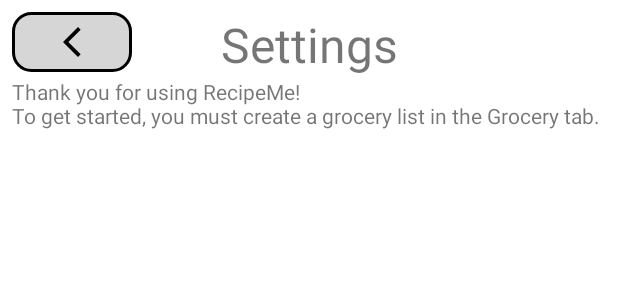
After one commit to SteveMontelongo/ProjectRecipeMe, an Android app: the layout activity_info.xml on its own in the app's theme, with its tools: preview values and no code run, on a phone screen of 412 x 824 dp. The commit adds this screen. Shown: the top 300 px of the screen. Run offline under Robolectric (Android 15) with nearby library versions, the light colour scheme and no system bars; network calls fail.

Commit message:
GroceryList content now changes text color to have a better visual of what has been entered in the user's cart. Green indicates item is placed in user's cart. Blue indicates item is custom and will not affect the user's fridge. Creating a new GroceryList will launch the same screen as editing a GroceryList, creating a smoother experience. Fixed a few bugs in the GroceryList content page.

```diff
--- a/app/src/main/java/com/recipeme/activities/PopupGroceryListsList.kt
+++ b/app/src/main/java/com/recipeme/activities/PopupGroceryListsList.kt
@@ -46,7 +46,7 @@ class PopupGroceryListsList : AppCompatActivity() {
         }
 
         confirmButton.setOnClickListener(){
-            if(name.text.toString().length < 1){
+            if(name.text.toString().isEmpty()){
                 Toast.makeText(this, "Please enter a valid name", Toast.LENGTH_SHORT).show()
             }else if(name.text.toString().length > 20) {
                 Toast.makeText(this, "Please limit character length to 20 characters", Toast.LENGTH_SHORT).show()
--- a/app/src/main/java/com/recipeme/adapters/GroceryListContentAdapter.kt
+++ b/app/src/main/java/com/recipeme/adapters/GroceryListContentAdapter.kt
@@ -32,8 +32,12 @@ class GroceryListContentAdapter(private var ingredients: MutableList<Ingredient>
     override fun onBindViewHolder(holder: GroceryListContentIngredientViewHolder, position: Int) {
         val ingredient: Ingredient = ingredients.get(holder.absoluteAdapterPosition)
         holder.nameTextView.text = ingredient.name
-        if(ingredient.custom){
+        if(ingredient.obtained){
+            holder.nameTextView.setTextColor(ContextCompat.getColor(context, R.color.cart_item_checked))
+        }else if(ingredient.custom){
             holder.nameTextView.setTextColor(ContextCompat.getColor(context, R.color.custom_item))
+        }else{
+            holder.nameTextView.setTextColor(ContextCompat.getColor(context, R.color.black))
         }
         holder.quantityTextView.text = ingredient.amount.toString()
         holder.statusButton.setImageResource(
--- a/app/src/main/java/com/recipeme/interfaces/MainActivityInteraction.kt
+++ b/app/src/main/java/com/recipeme/interfaces/MainActivityInteraction.kt
@@ -3,4 +3,6 @@ package com.recipeme.interfaces
 interface MainActivityInteraction {
     fun pageForwardDisable()
     fun pageForwardEnable()
+    fun pagePreviousDisable()
+    fun pagePreviousEnable()
 }
--- /dev/null
+++ b/app/src/main/res/drawable/ic_help.xml
@@ -0,0 +1,5 @@
+<vector android:height="24dp" android:tint="#000000"
+    android:viewportHeight="24" android:viewportWidth="24"
+    android:width="24dp" xmlns:android="http://schemas.android.com/apk/res/android">
+    <path android:fillColor="@android:color/white" android:pathData="M11.07,12.85c0.77,-1.39 2.25,-2.21 3.11,-3.44c0.91,-1.29 0.4,-3.7 -2.18,-3.7c-1.69,0 -2.52,1.28 -2.87,2.34L6.54,6.96C7.25,4.83 9.18,3 11.99,3c2.35,0 3.96,1.07 4.78,2.41c0.7,1.15 1.11,3.3 0.03,4.9c-1.2,1.77 -2.35,2.31 -2.97,3.45c-0.25,0.46 -0.35,0.76 -0.35,2.24h-2.89C10.58,15.22 10.46,13.95 11.07,12.85zM14,20c0,1.1 -0.9,2 -2,2s-2,-0.9 -2,-2c0,-1.1 0.9,-2 2,-2S14,18.9 14,20z"/>
+</vector>
--- /dev/null
+++ b/app/src/main/res/layout/activity_info.xml
@@ -0,0 +1,51 @@
+<?xml version="1.0" encoding="utf-8"?>
+<androidx.constraintlayout.widget.ConstraintLayout xmlns:android="http://schemas.android.com/apk/res/android"
+    xmlns:app="http://schemas.android.com/apk/res-auto"
+    xmlns:tools="http://schemas.android.com/tools"
+    android:layout_width="match_parent"
+    android:layout_height="match_parent"
+    tools:context=".activities.InfoActivity"
+    android:padding="8dp">
+
+    <ImageButton
+        android:id="@+id/btnCancelInfo"
+        android:layout_width="80dp"
+        android:layout_height="40dp"
+        android:background="@drawable/small_item_button_shape"
+        app:layout_constraintStart_toStartOf="parent"
+        app:layout_constraintTop_toTopOf="parent"
+        app:srcCompat="@drawable/ic_baseline_arrow_back" />
+
+    <TextView
+        android:id="@+id/InfoLabel"
+        android:layout_width="wrap_content"
+        android:layout_height="wrap_content"
+        android:gravity="center"
+        android:text="Settings"
+        android:textSize="32sp"
+        app:layout_constraintEnd_toEndOf="parent"
+        app:layout_constraintStart_toStartOf="parent"
+        app:layout_constraintTop_toTopOf="parent" />
+
+    <ScrollView
+        android:id="@+id/svInfo"
+        android:layout_width="match_parent"
+        android:layout_height="0dp"
+        app:layout_constraintBottom_toBottomOf="parent"
+        app:layout_constraintEnd_toEndOf="parent"
+        app:layout_constraintStart_toStartOf="parent"
+        app:layout_constraintTop_toBottomOf="@+id/InfoLabel">
+
+        <TextView
+            android:id="@+id/groceryInfo1"
+            android:layout_width="wrap_content"
+            android:layout_height="wrap_content"
+            app:layout_constraintStart_toStartOf="@id/svInfo"
+            app:layout_constraintEnd_toEndOf="@id/svInfo"
+            app:layout_constraintTop_toTopOf="@id/svInfo"
+            android:text ="Thank you for using RecipeMe!\nTo get started, you must create a grocery list in the Grocery tab. "
+            />
+
+    </ScrollView>
+
+</androidx.constraintlayout.widget.ConstraintLayout>
--- a/app/src/main/res/layout/item_recipe.xml
+++ b/app/src/main/res/layout/item_recipe.xml
@@ -20,8 +20,7 @@
             android:layout_height="200dp"
             android:layout_marginTop="10dp"
             android:scaleType="fitXY"
-            android:background="@drawable/roundstyle"
-            app:srcCompat="@drawable/ic_launcher_background"/>
+            app:srcCompat="@drawable/ic_recipes"/>
 
 
         <TextView
```
Also changed, not shown: app/src/main/AndroidManifest.xml (+10 -1 lines), app/src/main/java/com/recipeme/activities/GroceryListContentActivity.kt (+24 -7 lines), app/src/main/java/com/recipeme/activities/GroceryListEditActivity.kt (+20 -3 lines), app/src/main/java/com/recipeme/activities/InfoActivity.kt (added, +12 -0 lines), app/src/main/java/com/recipeme/activities/MainActivity.kt (+79 -60 lines), app/src/main/java/com/recipeme/adapters/FridgeAdapter.kt (+17 -5 lines), app/src/main/java/com/recipeme/adapters/RecipesAdapter.kt (+6 -2 lines), app/src/main/java/com/recipeme/fragments/FridgeFragment.kt (+15 -0 lines), app/src/main/java/com/recipeme/fragments/GroceryListFragment.kt (+18 -3 lines), app/src/main/java/com/recipeme/fragments/RecipesFragment.kt (+16 -0 lines), app/src/main/res/layout/activity_grocery_list_edit.xml (+10 -8 lines).
